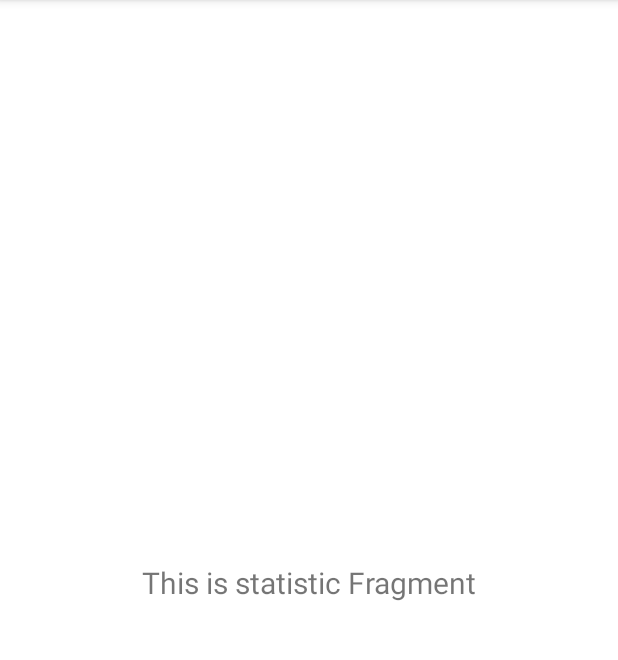
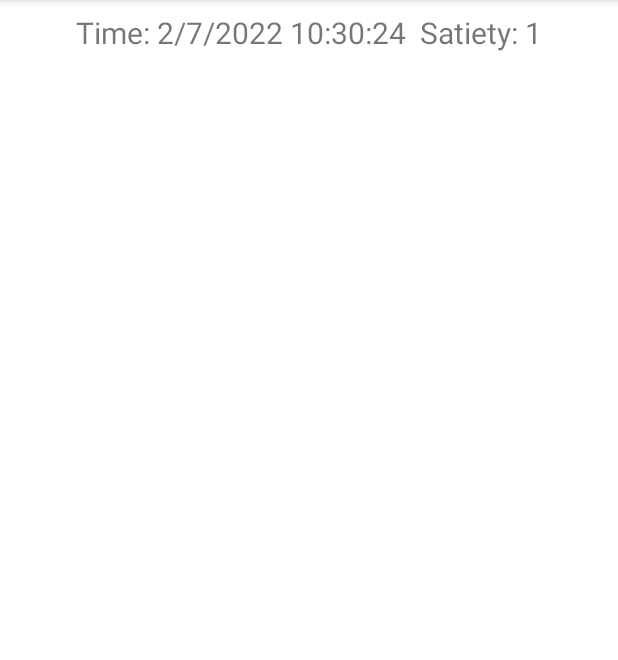
Before and after one commit to Evgenij009/FeedTheCat, an Android app: the fragment StatisticFragment shown on its own in the app's theme, on a phone screen of 412 x 824 dp, the part 84-744 px from its top. Run offline under Robolectric (Android 15) with nearby library versions, the phone set to English and light mode, and no system bars.

Commit message:
some fix and add statistics

```diff
--- /dev/null
+++ b/app/src/main/java/com/example/lab1/service/DatabaseHelper.kt
@@ -0,0 +1,41 @@
+package com.example.lab1.service
+
+import android.content.ContentValues
+import android.content.Context
+import android.database.sqlite.SQLiteDatabase
+import android.database.sqlite.SQLiteOpenHelper
+import android.widget.Toast
+import com.example.lab1.model.LogStatistic
+
+val DATABASE_NAME = "MyDB"
+val TABLE_NAME = "statistics"
+val COL_TIME = "time"
+val COL_SATIETY = "satiety"
+val COL_ID = "id"
+
+class DatabaseHelper(var context: Context) : SQLiteOpenHelper(context, DATABASE_NAME, null, 1) {
+    override fun onCreate(db: SQLiteDatabase?) {
+        val createTable = "CREATE TABLE " + TABLE_NAME + " (" +
+                COL_ID + " INTEGER PRIMARY KEY AUTOINCREMENT, " +
+                COL_SATIETY + " INTEGER, " +
+                COL_TIME + " VARCHAR(64))";
+        db?.execSQL(createTable)
+    }
+
+    override fun onUpgrade(db: SQLiteDatabase?, p1: Int, p2: Int) {
+        db?.execSQL("DROP TABLE IF EXISTS $TABLE_NAME")
+        onCreate(db)
+    }
+
+//    fun insertData(log : LogStatistic) {
+//        val db = this.writableDatabase
+//        var cv = ContentValues()
+//        cv.put(COL_TIME, log.time)
+//        cv.put(COL_SATIETY, log.satiety)
+//        var result = db.insert(TABLE_NAME, null, cv)
+//        if (result == -1.toLong())
+//            Toast.makeText(context, "Failed", Toast.LENGTH_SHORT).show()
+//        else
+//            Toast.makeText(context, "Success", Toast.LENGTH_SHORT).show()
+//    }
+}
--- /dev/null
+++ b/app/src/main/java/com/example/lab1/service/DatabaseManager.kt
@@ -0,0 +1,45 @@
+package com.example.lab1.service
+
+import android.content.ContentValues
+import android.content.Context
+import android.database.sqlite.SQLiteDatabase
+import android.widget.Toast
+import com.example.lab1.model.LogStatistic
+
+class DatabaseManager(var context: Context) {
+    val databaseHelper = DatabaseHelper(context)
+    var db: SQLiteDatabase? = null
+
+    fun openDb() {
+        db = databaseHelper.writableDatabase
+    }
+
+    fun insert(log: LogStatistic) {
+        var cv = ContentValues().apply {
+            put(COL_TIME, log.time)
+            put(COL_SATIETY, log.satiety)
+        }
+        var result = db?.insert(TABLE_NAME, null, cv)
+        if (result == -1.toLong())
+            Toast.makeText(context, "Failed", Toast.LENGTH_SHORT).show()
+        else
+            Toast.makeText(context, "Success", Toast.LENGTH_SHORT).show()
+    }
+
+    @SuppressWarnings("Range")
+    fun read(): ArrayList<String> {
+        val dataList = ArrayList<String>()
+        val cursor = db?.query(TABLE_NAME, null,null,null,null,null,null)
+        while (cursor?.moveToNext()!!) {
+            val time = cursor.getString(cursor.getColumnIndex(COL_TIME))
+            val satiety = cursor.getInt(cursor.getColumnIndex(COL_SATIETY))
+            dataList.add("Time: $time  Satiety: $satiety\n")
+        }
+        cursor.close()
+        return dataList
+    }
+
+    fun closeDb() {
+        databaseHelper.close()
+    }
+}
--- a/app/src/main/java/com/example/lab1/ui/about/AboutViewModel.kt
+++ b/app/src/main/java/com/example/lab1/ui/about/AboutViewModel.kt
@@ -7,7 +7,7 @@ import androidx.lifecycle.ViewModel
 class AboutViewModel : ViewModel() {
 
     private val _text = MutableLiveData<String>().apply {
-        value = "951007, Shadura, Lab-1"
+        value = "951007, Shadura Eugene, Lab-1"
     }
     val text: LiveData<String> = _text
 }
--- a/app/src/main/java/com/example/lab1/ui/statistic/StatisticFragment.kt
+++ b/app/src/main/java/com/example/lab1/ui/statistic/StatisticFragment.kt
@@ -7,11 +7,12 @@ import android.view.ViewGroup
 import android.widget.TextView
 import androidx.fragment.app.Fragment
 import androidx.lifecycle.ViewModelProvider
-import com.example.lab1.databinding.FragmentSlideshowBinding
+import com.example.lab1.databinding.FragmentStatisticBinding
+import com.example.lab1.service.DatabaseManager
 
 class StatisticFragment : Fragment() {
 
-    private var _binding: FragmentSlideshowBinding? = null
+    private var _binding: FragmentStatisticBinding? = null
 
     // This property is only valid between onCreateView and
     // onDestroyView.
@@ -25,13 +26,15 @@ class StatisticFragment : Fragment() {
         val slideshowViewModel =
             ViewModelProvider(this).get(StatisticViewModel::class.java)
 
-        _binding = FragmentSlideshowBinding.inflate(inflater, container, false)
+        _binding = FragmentStatisticBinding.inflate(inflater, container, false)
         val root: View = binding.root
 
-        val textView: TextView = binding.textSlideshow
-        slideshowViewModel.text.observe(viewLifecycleOwner) {
-            textView.text = it
-        }
+        val textView: TextView = binding.textStatistic
+        val db = DatabaseManager(requireContext().applicationContext)
+        db.openDb()
+        textView.text = db.read().reversed().joinToString("\n")
+        db.closeDb()
+
         return root
     }
 
--- a/app/src/main/java/com/example/lab1/ui/statistic/StatisticViewModel.kt
+++ b/app/src/main/java/com/example/lab1/ui/statistic/StatisticViewModel.kt
@@ -1,8 +1,11 @@
 package com.example.lab1.ui.statistic
 
+import android.database.Cursor
+import android.widget.TextView
 import androidx.lifecycle.LiveData
 import androidx.lifecycle.MutableLiveData
 import androidx.lifecycle.ViewModel
+import java.time.LocalDateTime
 
 class StatisticViewModel : ViewModel() {
 
--- a/app/src/main/res/layout/content_main.xml
+++ b/app/src/main/res/layout/content_main.xml
@@ -19,6 +19,4 @@
         app:layout_constraintTop_toTopOf="parent"
         app:navGraph="@navigation/mobile_navigation" />
 
-
-
 </androidx.constraintlayout.widget.ConstraintLayout>
--- a/app/src/main/res/layout/fragment_home.xml
+++ b/app/src/main/res/layout/fragment_home.xml
@@ -36,7 +36,7 @@
         android:id="@+id/textView"
         android:layout_width="0dp"
         android:layout_height="wrap_content"
-        android:layout_marginStart="16dp"
+        android:layout_marginStart="12dp"
         android:layout_marginTop="36dp"
         android:background="#FFFFFF"
         android:text="0"
@@ -62,7 +62,7 @@
         android:id="@+id/textView3"
         android:layout_width="124dp"
         android:layout_height="49dp"
-        android:layout_marginStart="168dp"
+        android:layout_marginStart="152dp"
         android:layout_marginTop="36dp"
         android:text="Satiety:"
         android:textSize="34sp"
--- a/app/src/main/res/layout/fragment_slideshow.xml
+++ /dev/null
@@ -1,22 +0,0 @@
-<?xml version="1.0" encoding="utf-8"?>
-<androidx.constraintlayout.widget.ConstraintLayout xmlns:android="http://schemas.android.com/apk/res/android"
-    xmlns:app="http://schemas.android.com/apk/res-auto"
-    xmlns:tools="http://schemas.android.com/tools"
-    android:layout_width="match_parent"
-    android:layout_height="match_parent"
-    tools:context=".ui.statistic.StatisticFragment">
-
-    <TextView
-        android:id="@+id/text_slideshow"
-        android:layout_width="match_parent"
-        android:layout_height="wrap_content"
-        android:layout_marginStart="8dp"
-        android:layout_marginTop="8dp"
-        android:layout_marginEnd="8dp"
-        android:textAlignment="center"
-        android:textSize="20sp"
-        app:layout_constraintBottom_toBottomOf="parent"
-        app:layout_constraintEnd_toEndOf="parent"
-        app:layout_constraintStart_toStartOf="parent"
-        app:layout_constraintTop_toTopOf="parent" />
-</androidx.constraintlayout.widget.ConstraintLayout>
--- a/app/src/main/res/layout/fragment_statistic.xml
+++ b/app/src/main/res/layout/fragment_statistic.xml
@@ -4,21 +4,33 @@
     xmlns:tools="http://schemas.android.com/tools"
     android:layout_width="match_parent"
     android:layout_height="match_parent"
-    tools:context=".ui.about.AboutFragment">
+    tools:context=".ui.statistic.StatisticFragment">
+
+    <ScrollView
+        xmlns:android="http://schemas.android.com/apk/res/android"
+        android:layout_width="match_parent"
+        android:layout_height="match_parent">
+        <LinearLayout
+            android:layout_width="match_parent"
+            android:layout_height="match_parent"
+            android:orientation="vertical">
 
             <TextView
-        android:id="@+id/text_gallery"
+                android:id="@+id/text_statistic"
                 android:layout_width="match_parent"
                 android:layout_height="wrap_content"
                 android:layout_marginStart="8dp"
                 android:layout_marginTop="8dp"
                 android:layout_marginEnd="8dp"
                 android:textAlignment="center"
-        android:textSize="34sp"
+                android:textSize="20sp"
                 app:layout_constraintBottom_toBottomOf="parent"
                 app:layout_constraintEnd_toEndOf="parent"
                 app:layout_constraintHorizontal_bias="0.0"
                 app:layout_constraintStart_toStartOf="parent"
                 app:layout_constraintTop_toTopOf="parent"
                 app:layout_constraintVertical_bias="0.469" />
+
+        </LinearLayout>
+    </ScrollView>
 </androidx.constraintlayout.widget.ConstraintLayout>
--- a/app/src/main/res/navigation/mobile_navigation.xml
+++ b/app/src/main/res/navigation/mobile_navigation.xml
@@ -21,5 +21,5 @@
         android:id="@+id/nav_about_dev"
         android:name="com.example.lab1.ui.statistic.StatisticFragment"
         android:label="@string/menu_statistic"
-        tools:layout="@layout/fragment_slideshow" />
+        tools:layout="@layout/fragment_about_dev" />
 </navigation>
```
Also changed, not shown: app/src/main/java/com/example/lab1/MainActivity.kt (+26 -5 lines), app/src/main/java/com/example/lab1/model/LogStatistic.kt (added, +12 -0 lines), app/src/main/java/com/example/lab1/ui/about/AboutFragment.kt (+4 -4 lines), app/src/main/java/com/example/lab1/ui/home/HomeFragment.kt (+10 -2 lines), 1 other file. Lines whose indentation alone changed are shown as unchanged.
